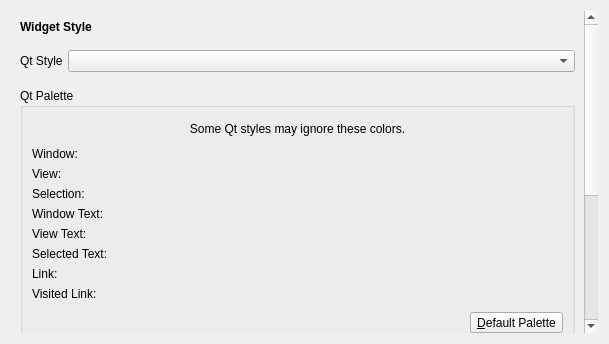
The window that lxqt-config-appearance/styleconfig.ui (lxqt/lxqt-config) describes before a commit, drawn with Qt 5.
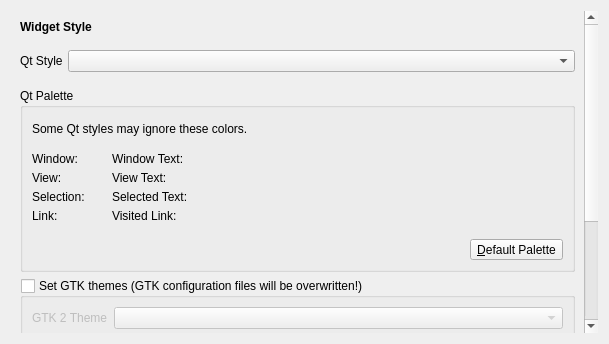
The same window after the commit. Custom widgets are drawn as their Qt base class.

Commit message: Arrange color labels in two columns.

Diff of the .ui file:
```diff
--- a/lxqt-config-appearance/styleconfig.ui
+++ b/lxqt-config-appearance/styleconfig.ui
@@ -62,23 +62,20 @@
          <property name="title">
           <string>Qt Palette</string>
          </property>
-         <layout class="QFormLayout" name="formLayout_4">
-          <item row="0" column="0" colspan="2">
+         <layout class="QVBoxLayout" name="verticalLayout_2">
+          <item>
            <layout class="QHBoxLayout" name="horizontalLayout">
             <property name="topMargin">
              <number>5</number>
             </property>
             <property name="bottomMargin">
-             <number>5</number>
+             <number>10</number>
             </property>
             <item>
              <widget class="QLabel" name="label_9">
               <property name="text">
                <string>Some Qt styles may ignore these colors.</string>
               </property>
-              <property name="alignment">
-               <set>Qt::AlignCenter</set>
-              </property>
               <property name="wordWrap">
                <bool>true</bool>
               </property>
@@ -86,91 +83,111 @@
             </item>
            </layout>
           </item>
-          <item row="1" column="0">
+          <item>
+           <layout class="QHBoxLayout" name="horizontalLayout_3">
+            <property name="spacing">
+             <number>10</number>
+            </property>
+            <item>
+             <layout class="QFormLayout" name="formLayout_4">
+              <property name="formAlignment">
+               <set>Qt::AlignLeading|Qt::AlignLeft|Qt::AlignVCenter</set>
+              </property>
+              <property name="verticalSpacing">
+               <number>5</number>
+              </property>
+              <item row="0" column="0">
            <widget class="QLabel" name="label_6">
             <property name="text">
              <string>Window:</string>
             </property>
            </widget>
           </item>
-          <item row="1" column="1">
+              <item row="0" column="1">
            <widget class="ColorLabel" name="winColorLabel"/>
           </item>
-          <item row="2" column="0">
+              <item row="1" column="0">
            <widget class="QLabel" name="label_7">
             <property name="text">
              <string>View:</string>
             </property>
            </widget>
           </item>
-          <item row="2" column="1">
+              <item row="1" column="1">
            <widget class="ColorLabel" name="baseColorLabel"/>
           </item>
-          <item row="3" column="0">
+              <item row="2" column="0">
            <widget class="QLabel" name="label_8">
             <property name="text">
              <string>Selection:</string>
             </property>
            </widget>
           </item>
-          <item row="3" column="1">
+              <item row="2" column="1">
            <widget class="ColorLabel" name="highlightColorLabel"/>
           </item>
-          <item row="4" column="0">
+              <item row="3" column="0">
+               <widget class="QLabel" name="label_13">
+                <property name="text">
+                 <string>Link:</string>
+                </property>
+               </widget>
+              </item>
+              <item row="3" column="1">
+               <widget class="ColorLabel" name="linkColorLabel"/>
+              </item>
+             </layout>
+            </item>
+            <item>
+             <layout class="QFormLayout" name="formLayout_5">
+              <property name="formAlignment">
+               <set>Qt::AlignLeading|Qt::AlignLeft|Qt::AlignVCenter</set>
+              </property>
+              <property name="verticalSpacing">
+               <number>5</number>
+              </property>
+              <item row="0" column="0">
            <widget class="QLabel" name="label_10">
             <property name="text">
              <string>Window Text:</string>
             </property>
            </widget>
           </item>
-          <item row="4" column="1">
+              <item row="0" column="1">
            <widget class="ColorLabel" name="windowTextColorLabel"/>
           </item>
-          <item row="5" column="0">
+              <item row="1" column="0">
            <widget class="QLabel" name="label_11">
             <property name="text">
              <string>View Text:</string>
             </property>
            </widget>
           </item>
-          <item row="5" column="1">
+              <item row="1" column="1">
            <widget class="ColorLabel" name="viewTextColorLabel"/>
           </item>
-          <item row="6" column="0">
+              <item row="2" column="0">
            <widget class="QLabel" name="label_12">
             <property name="text">
              <string>Selected Text:</string>
             </property>
            </widget>
           </item>
-          <item row="6" column="1">
+              <item row="2" column="1">
            <widget class="ColorLabel" name="highlightedTextColorLabel"/>
           </item>
-          <item row="7" column="0">
-           <widget class="QLabel" name="label_13">
-            <property name="text">
-             <string>Link:</string>
-            </property>
-           </widget>
-          </item>
-          <item row="7" column="1">
-           <widget class="ColorLabel" name="linkColorLabel"/>
-          </item>
-          <item row="8" column="0">
+              <item row="3" column="0">
            <widget class="QLabel" name="label_14">
             <property name="text">
              <string>Visited Link:</string>
             </property>
            </widget>
           </item>
-          <item row="8" column="1">
+              <item row="3" column="1">
            <widget class="ColorLabel" name="linkVisitedColorLabel"/>
           </item>
-          <item row="9" column="0" colspan="2">
-           <layout class="QHBoxLayout" name="horizontalLayout_2">
-            <property name="topMargin">
-             <number>5</number>
-            </property>
+             </layout>
+            </item>
             <item>
              <spacer name="horizontalSpacer">
               <property name="orientation">
@@ -184,6 +201,26 @@
               </property>
              </spacer>
             </item>
+           </layout>
+          </item>
+          <item>
+           <layout class="QHBoxLayout" name="horizontalLayout_2">
+            <property name="topMargin">
+             <number>10</number>
+            </property>
+            <item>
+             <spacer name="horizontalSpacer_2">
+              <property name="orientation">
+               <enum>Qt::Horizontal</enum>
+              </property>
+              <property name="sizeHint" stdset="0">
+               <size>
+                <width>5</width>
+                <height>5</height>
+               </size>
+              </property>
+             </spacer>
+            </item>
             <item>
              <widget class="QToolButton" name="defaultPaletteBtn">
               <property name="text">
@@ -222,7 +259,7 @@
          <property name="checked">
           <bool>false</bool>
          </property>
-         <layout class="QVBoxLayout" name="verticalLayout">
+         <layout class="QVBoxLayout" name="verticalLayout_3">
           <item>
            <layout class="QFormLayout" name="formLayout_2">
             <item row="2" column="0">
```
Lines whose indentation alone changed are shown as unchanged.
